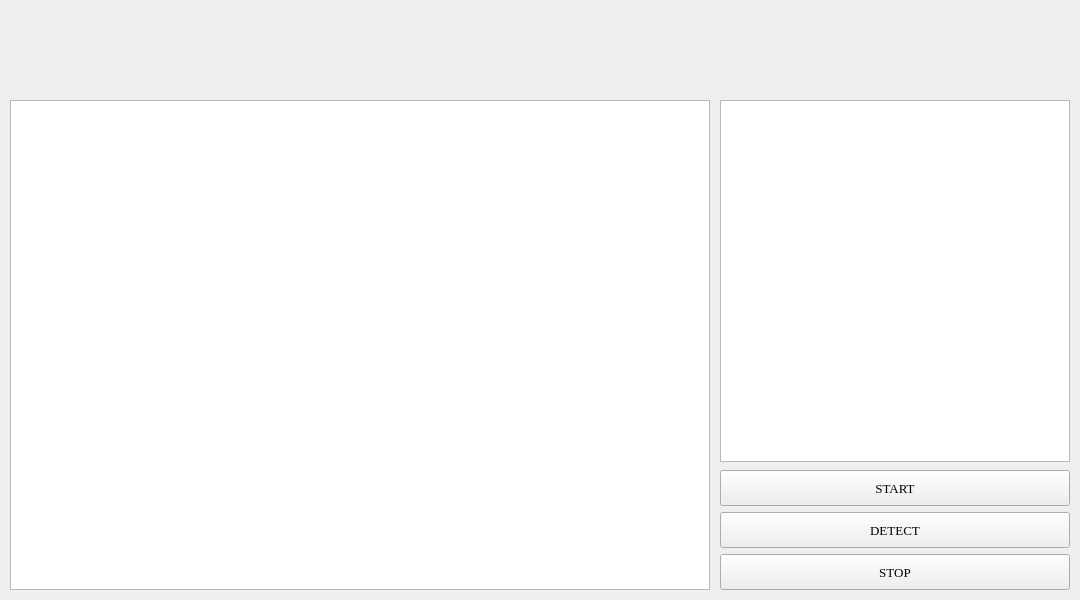
This is detect2.ui in Chenyuyann/2024-tfkechuang-Qt as Qt 5 draws it before an edit. The edited form follows.
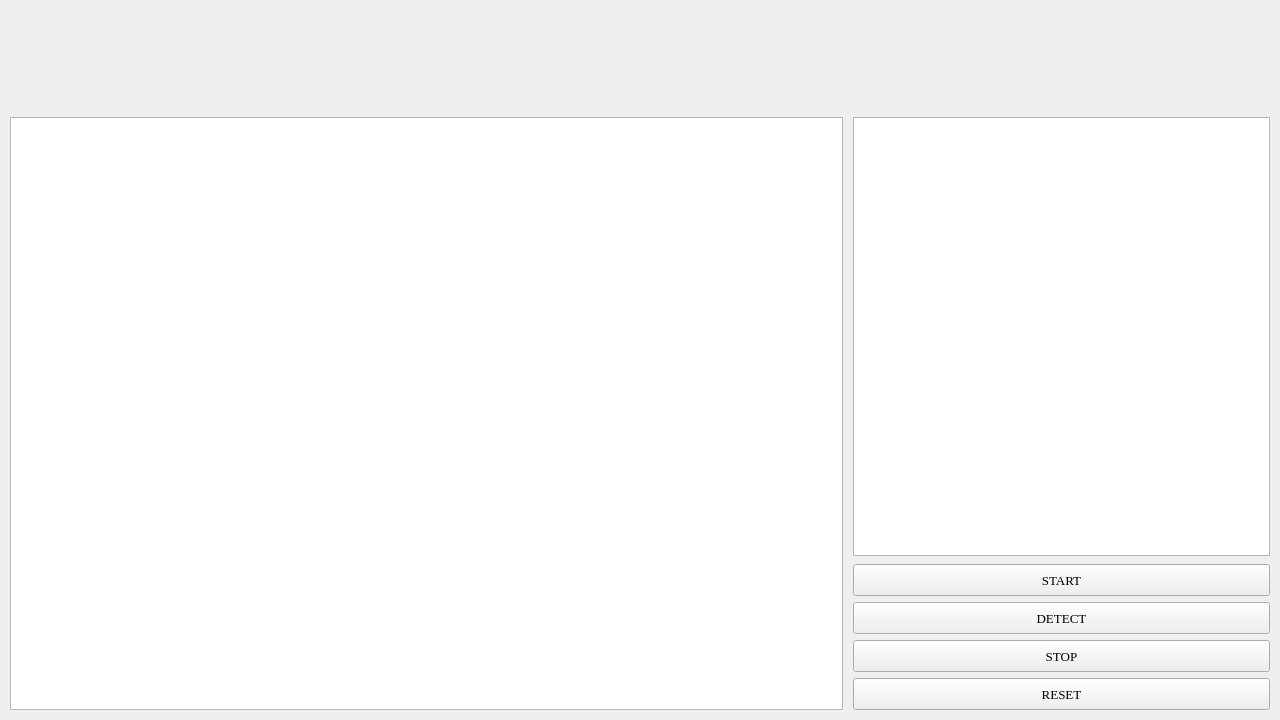
This is the edited form. Icons and pictures are not drawn.

Patch:
```diff
--- a/detect2.ui
+++ b/detect2.ui
@@ -9,8 +9,8 @@
    <rect>
     <x>0</x>
     <y>0</y>
-    <width>1080</width>
-    <height>600</height>
+    <width>1280</width>
+    <height>720</height>
    </rect>
   </property>
   <property name="sizePolicy">
@@ -26,6 +26,9 @@
    <iconset resource="img/img.qrc">
     <normaloff>:/img/tengfei1.png</normaloff>:/img/tengfei1.png</iconset>
   </property>
+  <property name="styleSheet">
+   <string notr="true">#MainWindow{background-image: url(:/img/background.png);}</string>
+  </property>
   <layout class="QGridLayout" name="gridLayout" rowstretch="1,6" columnstretch="0">
    <property name="leftMargin">
     <number>10</number>
@@ -46,9 +49,9 @@
     <number>8</number>
    </property>
    <item row="0" column="0">
-    <layout class="QHBoxLayout" name="horizontalLayout_2" stretch="3,1">
+    <layout class="QHBoxLayout" name="horizontalLayout_2" stretch="3,9,1">
      <property name="spacing">
-      <number>720</number>
+      <number>0</number>
      </property>
      <property name="sizeConstraint">
       <enum>QLayout::SetDefaultConstraint</enum>
@@ -75,6 +78,19 @@
        </property>
       </widget>
      </item>
+     <item>
+      <spacer name="horizontalSpacer">
+       <property name="orientation">
+        <enum>Qt::Horizontal</enum>
+       </property>
+       <property name="sizeHint" stdset="0">
+        <size>
+         <width>40</width>
+         <height>20</height>
+        </size>
+       </property>
+      </spacer>
+     </item>
      <item>
       <widget class="QLabel" name="tengfei1">
        <property name="sizePolicy">
@@ -102,7 +118,14 @@
       <number>10</number>
      </property>
      <item>
-      <widget class="QGraphicsView" name="graphicsView_2"/>
+      <widget class="QGraphicsView" name="graphicsView_2">
+       <property name="verticalScrollBarPolicy">
+        <enum>Qt::ScrollBarAlwaysOff</enum>
+       </property>
+       <property name="horizontalScrollBarPolicy">
+        <enum>Qt::ScrollBarAlwaysOff</enum>
+       </property>
+      </widget>
      </item>
      <item>
       <layout class="QVBoxLayout" name="verticalLayout_2" stretch="3,1">
@@ -110,10 +133,17 @@
         <number>8</number>
        </property>
        <item>
-        <widget class="QGraphicsView" name="graphicsView"/>
+        <widget class="QGraphicsView" name="graphicsView">
+         <property name="verticalScrollBarPolicy">
+          <enum>Qt::ScrollBarAlwaysOff</enum>
+         </property>
+         <property name="horizontalScrollBarPolicy">
+          <enum>Qt::ScrollBarAlwaysOff</enum>
+         </property>
+        </widget>
        </item>
        <item>
-        <layout class="QVBoxLayout" name="verticalLayout" stretch="0,0,0">
+        <layout class="QVBoxLayout" name="verticalLayout" stretch="1,1,1,1">
          <property name="spacing">
           <number>6</number>
          </property>
@@ -199,6 +229,25 @@
            </property>
           </widget>
          </item>
+         <item>
+          <widget class="QPushButton" name="resetButton">
+           <property name="sizePolicy">
+            <sizepolicy hsizetype="Expanding" vsizetype="Expanding">
+             <horstretch>0</horstretch>
+             <verstretch>0</verstretch>
+            </sizepolicy>
+           </property>
+           <property name="font">
+            <font>
+             <family>Times New Roman</family>
+             <pointsize>10</pointsize>
+            </font>
+           </property>
+           <property name="text">
+            <string>RESET</string>
+           </property>
+          </widget>
+         </item>
         </layout>
        </item>
       </layout>
```
